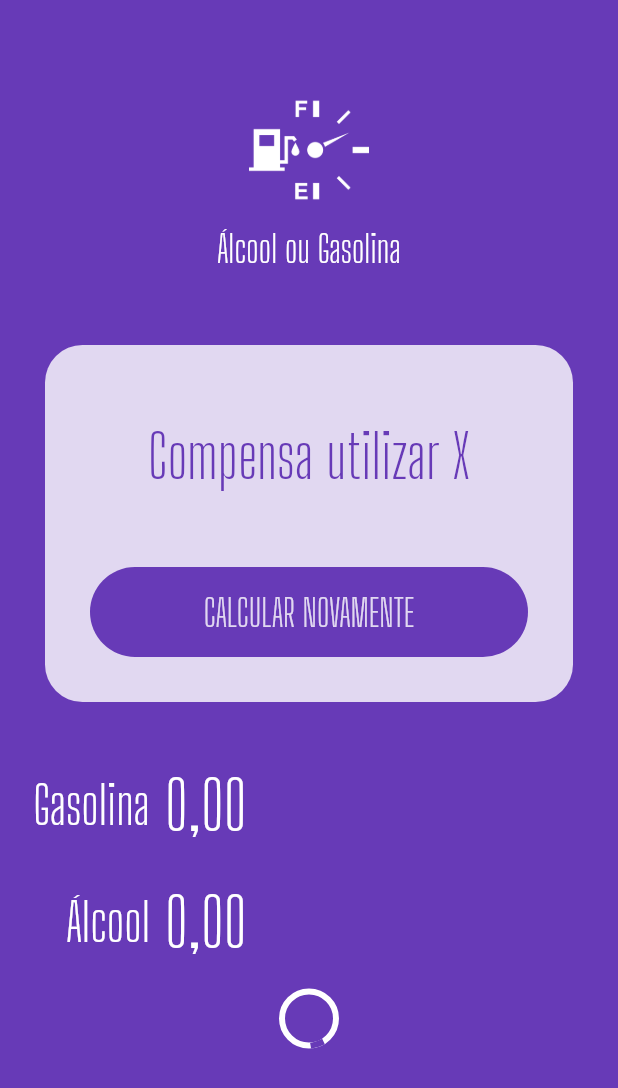
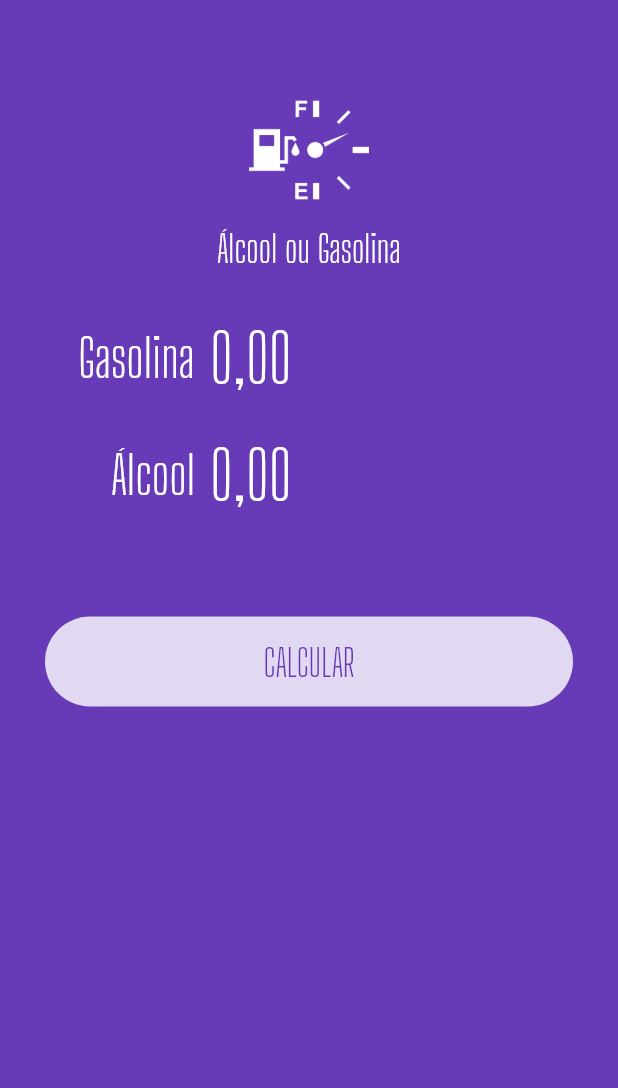
Before and after one commit to Railton98/flutter_aog, a Flutter app: the screen it shows after launch, on a phone screen of 412 x 824 dp. Shown: the top 1088 px of the screen. Run offline on Flutter 3.47's test engine with Material 2 defaults, Android fonts, the phone set to English and light mode, and no system bars; our stand-ins replace flutter_masked_text.

Commit message:
submitform

```diff
--- a/lib/main.dart
+++ b/lib/main.dart
@@ -1,6 +1,7 @@
 import 'package:aog/widgets/input.widget.dart';
 import 'package:aog/widgets/loading-buttom.widget.dart';
 import 'package:aog/widgets/logo.widget.dart';
+import 'package:aog/widgets/submit-form.dart';
 import 'package:aog/widgets/success.widget.dart';
 import 'package:flutter/material.dart';
 import 'package:flutter_masked_text/flutter_masked_text.dart';
@@ -30,23 +31,11 @@ class HomePage extends StatelessWidget {
       body: ListView(
         children: <Widget>[
           Logo(),
-          Success(
-            reset: () {},
-            result: "Compensa utilizar X",
-          ),
-          Input(
-            ctrl: _gasCtrl,
-            label: "Gasolina",
-          ),
-          Input(
-            ctrl: _alcCtrl,
-            label: "Álcool",
-          ),
-          LoadingButtom(
-            busy: true,
-            func: () {},
-            text: "CALCULAR",
-            invert: false,
+          SubmitForm(
+            alcCtrl: _alcCtrl,
+            gasCtrl: _gasCtrl,
+            submitFunc: () {},
+            busy: false,
           ),
         ],
       ),
--- /dev/null
+++ b/lib/widgets/submit-form.dart
@@ -0,0 +1,55 @@
+import 'package:flutter/material.dart';
+import 'package:flutter_masked_text/flutter_masked_text.dart';
+import 'input.widget.dart';
+import 'loading-buttom.widget.dart';
+
+class SubmitForm extends StatelessWidget {
+  var gasCtrl = new MoneyMaskedTextController();
+  var alcCtrl = new MoneyMaskedTextController();
+  var busy = false;
+  Function submitFunc;
+
+  SubmitForm({
+    @required this.gasCtrl,
+    @required this.alcCtrl,
+    @required this.busy,
+    @required this.submitFunc,
+  });
+
+  @override
+  Widget build(BuildContext context) {
+    return Column(
+      children: <Widget>[
+        Padding(
+          padding: EdgeInsets.only(
+            right: 30,
+            left: 30,
+          ),
+          child: Input(
+            label: "Gasolina",
+            ctrl: gasCtrl,
+          ),
+        ),
+        Padding(
+          padding: EdgeInsets.only(
+            right: 30,
+            left: 30,
+          ),
+          child: Input(
+            label: "Álcool",
+            ctrl: alcCtrl,
+          ),
+        ),
+        SizedBox(
+          height: 25,
+        ),
+        LoadingButtom(
+          busy: busy,
+          func: submitFunc,
+          text: "CALCULAR",
+          invert: false,
+        ),
+      ],
+    );
+  }
+}
```
